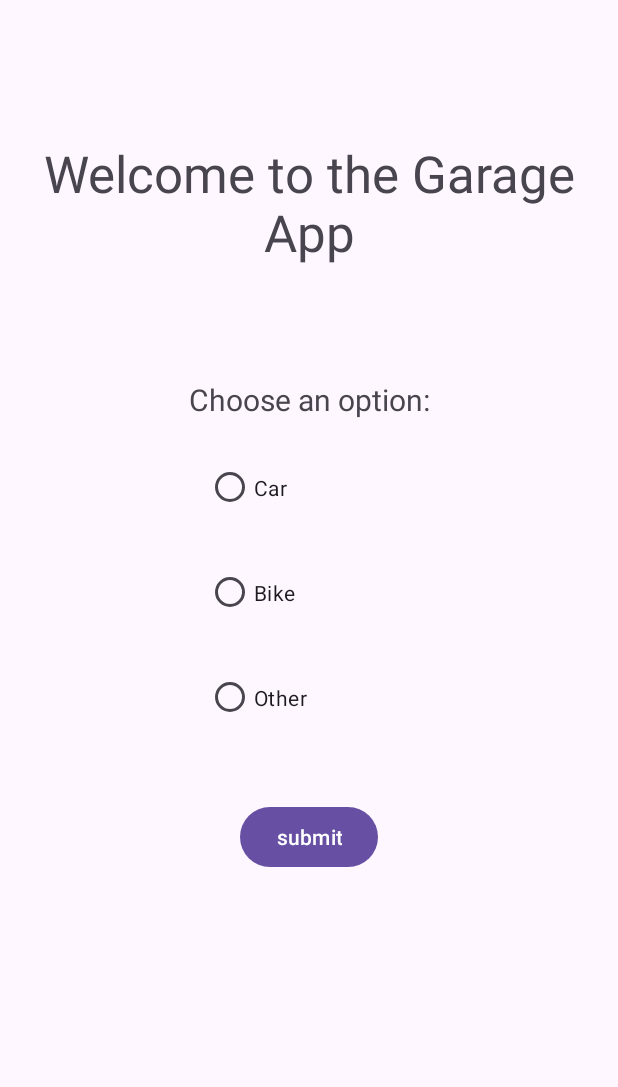
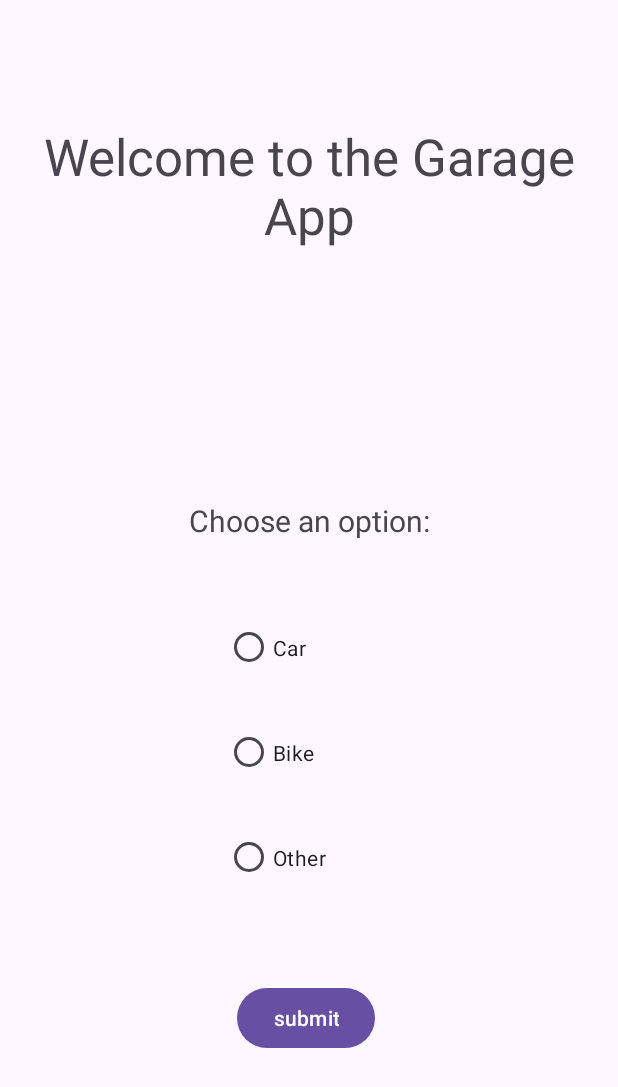
Before and after one commit to timeislife26/Garage_app, an Android app: the screen it shows after launch (MainActivity), on a phone screen of 412 x 824 dp. Shown: the top 1087 px of the screen. Run offline under Robolectric (Android 15) with nearby library versions, the phone set to English and light mode, and no system bars.

Commit message:
Moved the Radio buttons to be in the radio group. Add code to check which radio button is selected. Provided a toast message for the user if they have not selected an option when trying to press submit.

```diff
--- a/app/src/main/java/com/example/garage_app/MainActivity.java
+++ b/app/src/main/java/com/example/garage_app/MainActivity.java
@@ -3,6 +3,10 @@ package com.example.garage_app;
 import androidx.appcompat.app.AppCompatActivity;
 
 import android.os.Bundle;
+import android.view.View;
+import android.widget.Button;
+import android.widget.RadioButton;
+import android.widget.Toast;
 
 public class MainActivity extends AppCompatActivity {
 
@@ -10,5 +14,19 @@ public class MainActivity extends AppCompatActivity {
     protected void onCreate(Bundle savedInstanceState) {
         super.onCreate(savedInstanceState);
         setContentView(R.layout.activity_main);
+        RadioButton car = findViewById(R.id.carRB);
+        RadioButton bike = findViewById(R.id.bikeRB);
+        RadioButton other = findViewById(R.id.otherRB);
+        Button submit = findViewById(R.id.submitBtn);
+        submit.setOnClickListener(new View.OnClickListener() {
+            @Override
+            public void onClick(View view) {
+                int option = 0;
+                option = (car.isChecked())?1:(bike.isChecked())?2:other.isChecked()?3:0;
+                if (option == 0) {
+                    Toast.makeText(getApplicationContext(), R.string.unselected, Toast.LENGTH_SHORT).show();
+                }
+            }
+        });
     }
 }
--- a/app/src/main/res/layout/activity_main.xml
+++ b/app/src/main/res/layout/activity_main.xml
@@ -8,41 +8,43 @@
 
     <TextView
         android:id="@+id/Welcome_message"
-        android:layout_width="400dp"
-        android:layout_height="90dp"
+        android:layout_width="0dp"
+        android:layout_height="0dp"
+        android:layout_marginStart="5dp"
+        android:layout_marginTop="81dp"
+        android:layout_marginEnd="5dp"
+        android:layout_marginBottom="70dp"
         android:rotationX="0"
         android:text="Welcome to the Garage App"
         android:textAlignment="center"
         android:textSize="34sp"
-        app:layout_constraintBottom_toBottomOf="parent"
+        app:layout_constraintBottom_toTopOf="@+id/Choose_vehicle_text"
         app:layout_constraintEnd_toEndOf="parent"
         app:layout_constraintStart_toStartOf="parent"
-        app:layout_constraintTop_toTopOf="parent"
-        app:layout_constraintVertical_bias="0.126" />
+        app:layout_constraintTop_toTopOf="parent" />
 
     <TextView
         android:id="@+id/Choose_vehicle_text"
         android:layout_width="wrap_content"
         android:layout_height="wrap_content"
-        android:layout_marginTop="70dp"
+        android:layout_marginBottom="26dp"
         android:text="Choose an option:"
         android:textSize="20sp"
+        app:layout_constraintBottom_toTopOf="@+id/radioGroup"
         app:layout_constraintEnd_toEndOf="parent"
         app:layout_constraintStart_toStartOf="parent"
         app:layout_constraintTop_toBottomOf="@+id/Welcome_message" />
+
 
     <RadioGroup
         android:id="@+id/radioGroup"
         android:layout_width="wrap_content"
         android:layout_height="wrap_content"
-        app:layout_constraintBottom_toBottomOf="parent"
-        app:layout_constraintEnd_toEndOf="parent"
-        app:layout_constraintHorizontal_bias="1.0"
-        app:layout_constraintStart_toStartOf="parent"
-        app:layout_constraintTop_toTopOf="parent"
-        app:layout_constraintVertical_bias="1.0">
-
-    </RadioGroup>
+        android:layout_marginStart="24dp"
+        android:layout_marginBottom="58dp"
+        app:layout_constraintBottom_toTopOf="@+id/submitBtn"
+        app:layout_constraintStart_toStartOf="@+id/Choose_vehicle_text"
+        app:layout_constraintTop_toBottomOf="@+id/Choose_vehicle_text">
 
         <RadioButton
             android:id="@+id/carRB"
@@ -77,14 +79,17 @@
             app:layout_constraintStart_toStartOf="parent"
             app:layout_constraintTop_toBottomOf="@+id/bikeRB" />
 
+    </RadioGroup>
+
     <Button
         android:id="@+id/submitBtn"
         android:layout_width="wrap_content"
         android:layout_height="wrap_content"
-        android:layout_marginTop="44dp"
+        android:layout_marginStart="8dp"
+        android:layout_marginBottom="121dp"
         android:text="submit"
-        app:layout_constraintEnd_toEndOf="parent"
-        app:layout_constraintStart_toStartOf="parent"
-        app:layout_constraintTop_toBottomOf="@+id/otherRB" />
+        app:layout_constraintBottom_toBottomOf="parent"
+        app:layout_constraintStart_toStartOf="@+id/radioGroup"
+        app:layout_constraintTop_toBottomOf="@+id/radioGroup" />
 
 </androidx.constraintlayout.widget.ConstraintLayout>
--- a/app/src/main/res/values/strings.xml
+++ b/app/src/main/res/values/strings.xml
@@ -1,3 +1,4 @@
 <resources>
     <string name="app_name">Garage_App</string>
+    <string name="unselected">Please select an option above first</string>
 </resources>
```
Lines whose indentation alone changed are shown as unchanged.
